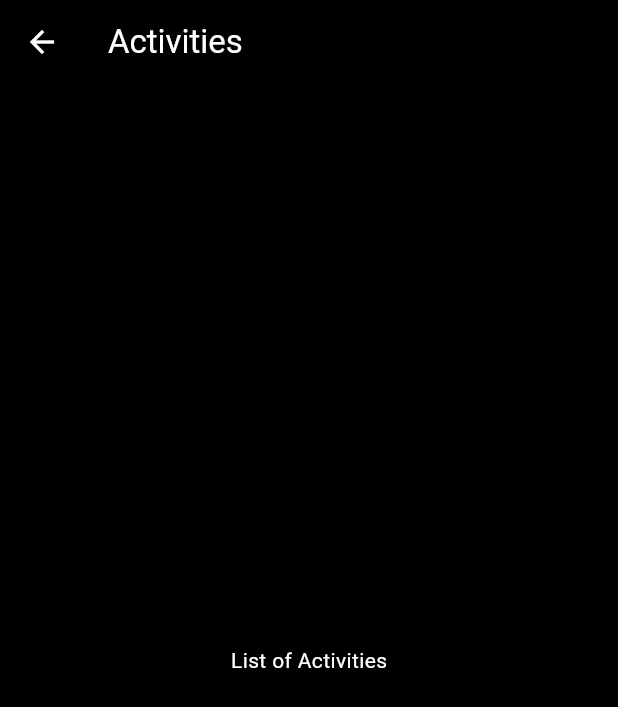
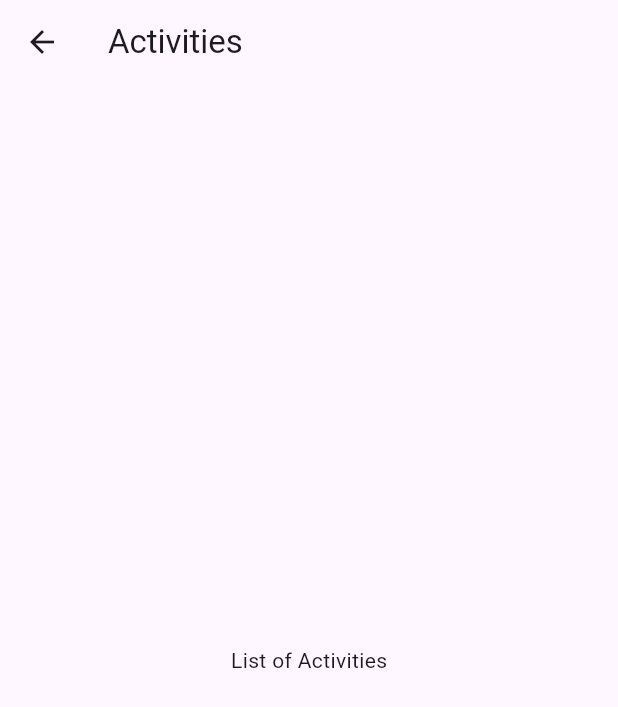
Before and after one commit to jorgeeldis/tripmania, a Flutter app: the screen it shows after launch, after a tap on "Go to Activities", on a phone screen of 412 x 824 dp. Shown: the top 707 px of the screen. Run offline on Flutter 3.47's test engine with Material 3 defaults, Android fonts, the light colour scheme and no system bars; our stand-ins replace flutter_datetime_picker_plus, flutter_expandable_fab.

Commit message:
feat: Refactor theme management and enhance Items form with input fields and submission button

```diff
--- a/tripmaniaapp/lib/main.dart
+++ b/tripmaniaapp/lib/main.dart
@@ -9,36 +9,6 @@ void main() {
   runApp(const MyApp());
 }
 
-final ThemeData lightTheme = ThemeData(
-  colorScheme: ColorScheme(
-    brightness: Brightness.light,
-    primary: Colors.black,
-    onPrimary: Colors.white,
-    secondary: Colors.white,
-    onSecondary: Colors.black,
-    error: Colors.red,
-    onError: Colors.white,
-    surface: Colors.white,
-    onSurface: Colors.black,
-  ),
-  useMaterial3: true,
-);
-
-final ThemeData darkTheme = ThemeData(
-  colorScheme: ColorScheme(
-    brightness: Brightness.dark,
-    primary: Colors.white,
-    onPrimary: Colors.black,
-    secondary: Colors.black,
-    onSecondary: Colors.white,
-    error: Colors.red,
-    onError: Colors.black,
-    surface: Colors.black,
-    onSurface: Colors.white,
-  ),
-  useMaterial3: true,
-);
-
 class MyApp extends StatelessWidget {
   const MyApp({super.key});
 
@@ -47,8 +17,6 @@ class MyApp extends StatelessWidget {
   Widget build(BuildContext context) {
     return MaterialApp(
       title: 'Trip Mania',
-      theme: lightTheme,
-      darkTheme: darkTheme,
       themeMode: ThemeMode.system,
       home: const MyHomePage(title: 'Trip Mania Home Page'),
     );
@@ -161,7 +129,7 @@ class _MyHomePageState extends State<MyHomePage> {
         children: [
           Row(
             children: [
-              Text('Activities'),
+              Text('Add Activities'),
               SizedBox(width: 20),
               FloatingActionButton(
                 heroTag: 'activities',
@@ -178,7 +146,7 @@ class _MyHomePageState extends State<MyHomePage> {
           ),
           Row(
             children: [
-              Text('Items'),
+              Text('Add Items'),
               SizedBox(width: 20),
               FloatingActionButton(
                 heroTag: 'items',
--- a/tripmaniaapp/lib/screens/activities.dart
+++ b/tripmaniaapp/lib/screens/activities.dart
@@ -1,6 +1,4 @@
 import 'package:flutter/material.dart';
-import 'package:tripmaniaapp/main.dart';
-
 void main() {
   runApp(const ActivitiesScreen());
 }
@@ -12,8 +10,6 @@ class ActivitiesScreen extends StatelessWidget {
   Widget build(BuildContext context) {
     return MaterialApp(
       title: 'Activities',
-      theme: lightTheme,
-      darkTheme: darkTheme,
       themeMode: ThemeMode.dark,
       home: Scaffold(
         appBar: AppBar(
--- a/tripmaniaapp/lib/screens/activities_form.dart
+++ b/tripmaniaapp/lib/screens/activities_form.dart
@@ -1,5 +1,4 @@
 import 'package:flutter/material.dart';
-import 'package:tripmaniaapp/main.dart';
 import 'package:flutter_datetime_picker_plus/flutter_datetime_picker_plus.dart'
     as dtp;
 
@@ -35,8 +34,6 @@ class _ActivitiesFormScreenState extends State<ActivitiesFormScreen> {
   Widget build(BuildContext context) {
     return MaterialApp(
       title: 'Activities Form',
-      theme: lightTheme,
-      darkTheme: darkTheme,
       themeMode: ThemeMode.system,
       home: Scaffold(
         appBar: AppBar(
--- a/tripmaniaapp/lib/screens/items.dart
+++ b/tripmaniaapp/lib/screens/items.dart
@@ -1,5 +1,4 @@
 import 'package:flutter/material.dart';
-import 'package:tripmaniaapp/main.dart';
 
 void main() {
   runApp(const ItemsScreen());
@@ -12,8 +11,6 @@ class ItemsScreen extends StatelessWidget {
   Widget build(BuildContext context) {
     return MaterialApp(
       title: 'Items',
-      theme: lightTheme,
-      darkTheme: darkTheme,
       themeMode: ThemeMode.dark,
       home: Scaffold(
         appBar: AppBar(
```
Also changed, not shown: tripmaniaapp/lib/screens/items_form.dart (+41 -5 lines).
